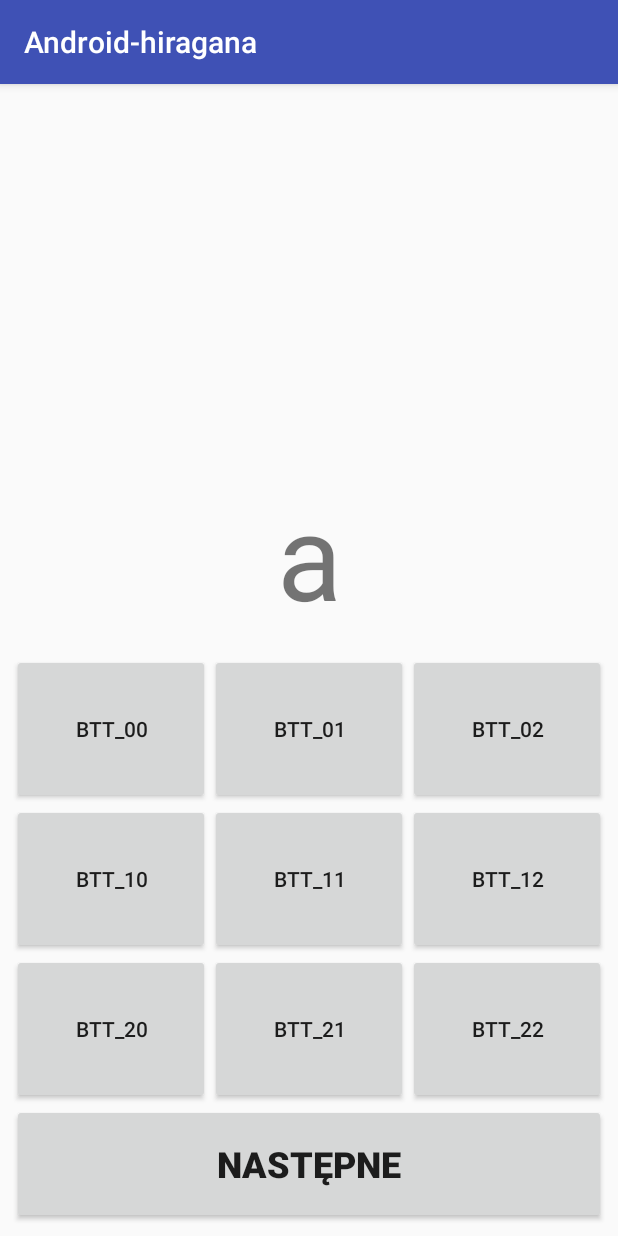
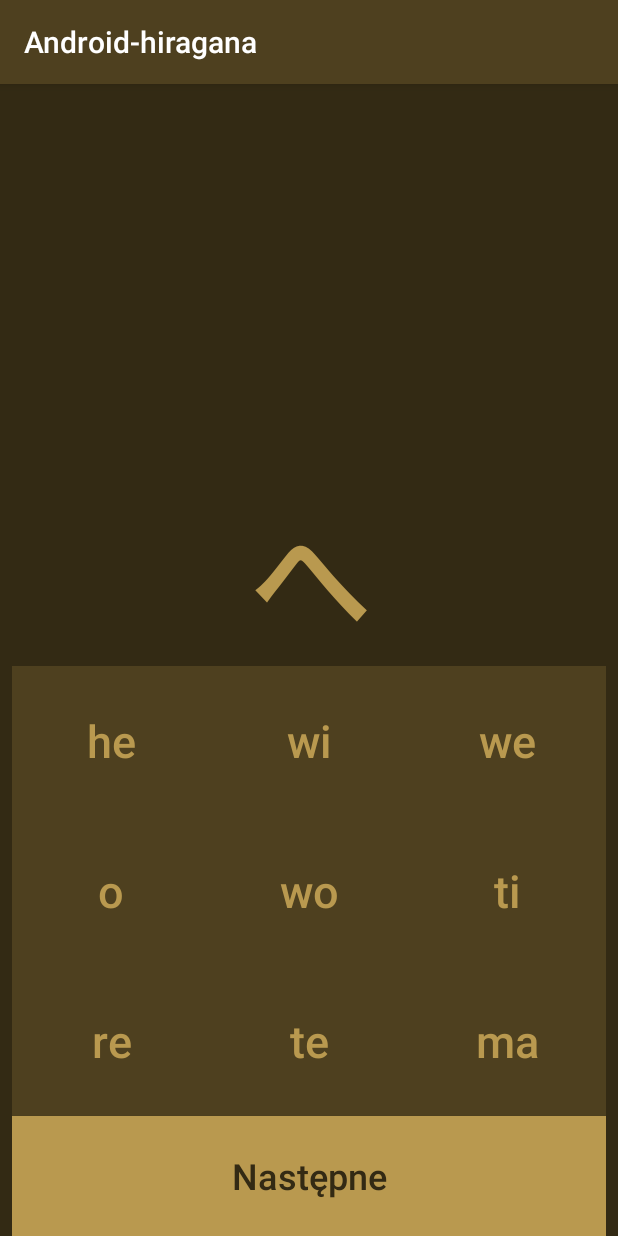
Before and after one commit to Cooookiez/Android-hiragana, an Android app: the screen it shows after launch (MainActivity), on a phone screen of 412 x 824 dp. Run offline under Robolectric (Android 15) with nearby library versions, the phone set to English and light mode, and no system bars.

Commit message:
Color layoutu

```diff
--- a/app/src/main/java/pl/cookiez/android_hiragana/MainActivity.java
+++ b/app/src/main/java/pl/cookiez/android_hiragana/MainActivity.java
@@ -1,38 +1,65 @@
 package pl.cookiez.android_hiragana;
 
+import android.graphics.Color;
 import android.support.v7.app.AppCompatActivity;
 import android.os.Bundle;
 import android.util.Log;
 import android.view.View;
 import android.widget.Button;
 import android.widget.TextView;
-
-import java.util.*;
-import java.util.concurrent.ThreadLocalRandom;
-import java.util.ArrayList;
-import java.util.HashMap;
-import java.util.Map;
 import java.util.Random;
 
 public class MainActivity extends AppCompatActivity {
 
     String[] bttsC = new String[9];
 
-
-    //int hmChars = 48;
-    int hmChars = 10;
+    int hmChars = 48;
+    int whichCharIsTrue;
     String[] lati = new String[hmChars];
     String[] hira = new String[hmChars];
-    int whichCharIsTrue;
-
     Button[] btts = new Button[9];
     Button btt_next;
     TextView tv_what_is_it;
     Random rand;
 
+    public void check(Button btt){
+
+        //ukrycie wszystkich guzikow
+        for(int i = 0; i < 9; i++){
+            btts[i].setVisibility(View.INVISIBLE);
+        }
+
+        //odkrycie naciśniętego guzika i nadanie koloru na czerwony
+        btt.setVisibility(View.VISIBLE);
+        btt.setBackgroundColor(getResources().getColor(R.color.WrongColorPrimary));
+        btt.setTextColor(getResources().getColor(R.color.WrongColorAccent));
+
+        //odkrycie poprawnego guzika i danie mu koloru na zielony (nawet jeżeli wcześniej dano na czerwony)
+        for(int i = 0; i < 9; i++){
+            if(btts[i].getText().toString() == lati[whichCharIsTrue]){
+
+                btts[i].setVisibility(View.VISIBLE);
+                btts[i].setBackgroundColor(getResources().getColor(R.color.CorrectColorPrimary));
+                btts[i].setTextColor(getResources().getColor(R.color.CorrectColorAccent));
+
+                break;
+            }
+        }
+    }
+
+    private void clearButtons(){
+        for(int i = 0; i < 9; i++){
+            //btts[i].setBackgroundResource(R.color.colorPrimary);
+            btts[i].setBackgroundColor(getResources().getColor(R.color.colorPrimary));
+            btts[i].setTextColor(getResources().getColor(R.color.colorAccent));
+            btts[i].setVisibility(View.VISIBLE);
+        }
+    }
+
     public void losuj(){
 
-        Log.i("losuj", "start");
+        clearButtons();
+
         //odpowiedz
         whichCharIsTrue = rand.nextInt(hmChars);
         tv_what_is_it.setText(hira[whichCharIsTrue]);
@@ -41,15 +68,11 @@ public class MainActivity extends AppCompatActivity {
         //przypisanie do guzików innych losowych odp
         Boolean alreadyExist = false;
         for(int i = 1; i < 9; i++){
-            //Log.i("for i", String.valueOf(i));
             do{
                 alreadyExist = false;
                 bttsC[i] = lati[rand.nextInt(hmChars)];
                 for(int j = 0; j < i; j++){
-                    //Log.i("for j", String.valueOf(j));
-                    Log.i("for j", bttsC[i] + " == " + bttsC[j]);
                     if(bttsC[i] == bttsC[j]){
-                        Log.i("for j", "alreadyExist");
                         alreadyExist = true;
                         break;
                     }
@@ -96,7 +119,7 @@ public class MainActivity extends AppCompatActivity {
         lati[nr] = "ke";    hira[nr]="け";   nr++;
         lati[nr] = "ko";    hira[nr]="こ";   nr++;
 
-        /*lati[nr] = "sa";    hira[nr]="さ";   nr++;
+        lati[nr] = "sa";    hira[nr]="さ";   nr++;
         lati[nr] = "si";    hira[nr]="し";   nr++;
         lati[nr] = "su";    hira[nr]="す";   nr++;
         lati[nr] = "se";    hira[nr]="せ";   nr++;
@@ -140,13 +163,69 @@ public class MainActivity extends AppCompatActivity {
         lati[nr] = "wi";    hira[nr]="ゐ";   nr++;
         lati[nr] = "we";    hira[nr]="ゑ";   nr++;
         lati[nr] = "wo";    hira[nr]="を";   nr++;
-        lati[nr] = "nn";    hira[nr]="ん";   nr++;*/
+        lati[nr] = "nn";    hira[nr]="ん";   nr++;
+
+        losuj();
 
         btt_next.setOnClickListener(new View.OnClickListener() {
             @Override
             public void onClick(View view) {
-                Log.i("btt next", "start");
                 losuj();
+            }
+        });
+
+        btts[0].setOnClickListener(new View.OnClickListener() {
+            @Override
+            public void onClick(View view) {
+                check(btts[0]);
+            }
+        });
+        btts[1].setOnClickListener(new View.OnClickListener() {
+            @Override
+            public void onClick(View view) {
+                check(btts[1]);
+            }
+        });
+        btts[2].setOnClickListener(new View.OnClickListener() {
+            @Override
+            public void onClick(View view) {
+                check(btts[2]);
+            }
+        });
+        btts[3].setOnClickListener(new View.OnClickListener() {
+            @Override
+            public void onClick(View view) {
+                check(btts[3]);
+            }
+        });
+        btts[4].setOnClickListener(new View.OnClickListener() {
+            @Override
+            public void onClick(View view) {
+                check(btts[4]);
+            }
+        });
+        btts[5].setOnClickListener(new View.OnClickListener() {
+            @Override
+            public void onClick(View view) {
+                check(btts[5]);
+            }
+        });
+        btts[6].setOnClickListener(new View.OnClickListener() {
+            @Override
+            public void onClick(View view) {
+                check(btts[6]);
+            }
+        });
+        btts[7].setOnClickListener(new View.OnClickListener() {
+            @Override
+            public void onClick(View view) {
+                check(btts[7]);
+            }
+        });
+        btts[8].setOnClickListener(new View.OnClickListener() {
+            @Override
+            public void onClick(View view) {
+                check(btts[8]);
             }
         });
 
--- a/app/src/main/res/layout/activity_main.xml
+++ b/app/src/main/res/layout/activity_main.xml
@@ -4,12 +4,12 @@
     xmlns:tools="http://schemas.android.com/tools"
     android:layout_width="match_parent"
     android:layout_height="match_parent"
+    android:background="@color/colorPrimaryDark"
     tools:context="pl.cookiez.android_hiragana.MainActivity">
 
     <LinearLayout
         android:layout_width="0dp"
         android:layout_height="0dp"
-        android:layout_marginBottom="8dp"
         android:layout_marginEnd="8dp"
         android:layout_marginStart="8dp"
         android:layout_marginTop="8dp"
@@ -29,9 +29,12 @@
                 android:id="@+id/tv_what_is_it"
                 android:layout_width="0dp"
                 android:layout_height="0dp"
-                android:text="a"
+                android:text="あ"
                 android:textAlignment="center"
+                android:textAllCaps="false"
+                android:textColor="@color/colorAccent"
                 android:textSize="80sp"
+                android:textStyle="bold"
                 app:layout_constraintBottom_toBottomOf="parent"
                 app:layout_constraintEnd_toEndOf="parent"
                 app:layout_constraintStart_toStartOf="parent"
@@ -48,21 +51,33 @@
                 android:layout_width="wrap_content"
                 android:layout_height="match_parent"
                 android:layout_weight="1"
-                android:text="btt_00" />
+                android:background="@color/colorPrimary"
+                android:text="a"
+                android:textAllCaps="false"
+                android:textColor="@color/colorAccent"
+                android:textSize="30sp" />
 
             <Button
                 android:id="@+id/btt_2"
                 android:layout_width="wrap_content"
                 android:layout_height="match_parent"
                 android:layout_weight="1"
-                android:text="btt_01" />
+                android:background="@color/colorPrimary"
+                android:text="i"
+                android:textAllCaps="false"
+                android:textColor="@color/colorAccent"
+                android:textSize="30sp" />
 
             <Button
                 android:id="@+id/btt_3"
                 android:layout_width="wrap_content"
                 android:layout_height="match_parent"
                 android:layout_weight="1"
-                android:text="btt_02" />
+                android:background="@color/colorPrimary"
+                android:text="u"
+                android:textAllCaps="false"
+                android:textColor="@color/colorAccent"
+                android:textSize="30sp" />
         </LinearLayout>
 
         <LinearLayout
@@ -75,21 +90,33 @@
                 android:layout_width="wrap_content"
                 android:layout_height="match_parent"
                 android:layout_weight="1"
-                android:text="btt_10" />
+                android:background="@color/colorPrimary"
+                android:text="e"
+                android:textAllCaps="false"
+                android:textColor="@color/colorAccent"
+                android:textSize="30sp" />
 
             <Button
                 android:id="@+id/btt_5"
                 android:layout_width="wrap_content"
                 android:layout_height="match_parent"
                 android:layout_weight="1"
-                android:text="btt_11" />
+                android:background="@color/colorPrimary"
+                android:text="o"
+                android:textAllCaps="false"
+                android:textColor="@color/colorAccent"
+                android:textSize="30sp" />
 
             <Button
                 android:id="@+id/btt_6"
                 android:layout_width="wrap_content"
                 android:layout_height="match_parent"
                 android:layout_weight="1"
-                android:text="btt_12" />
+                android:background="@color/colorPrimary"
+                android:text="ka"
+                android:textAllCaps="false"
+                android:textColor="@color/colorAccent"
+                android:textSize="30sp" />
         </LinearLayout>
 
         <LinearLayout
@@ -102,30 +129,44 @@
                 android:layout_width="wrap_content"
                 android:layout_height="match_parent"
                 android:layout_weight="1"
-                android:text="btt_20" />
+                android:background="@color/colorPrimary"
+                android:text="ki"
+                android:textAllCaps="false"
+                android:textColor="@color/colorAccent"
+                android:textSize="30sp" />
 
             <Button
                 android:id="@+id/btt_8"
                 android:layout_width="wrap_content"
                 android:layout_height="match_parent"
                 android:layout_weight="1"
-                android:text="btt_21" />
+                android:background="@color/colorPrimary"
+                android:text="ku"
+                android:textAllCaps="false"
+                android:textColor="@color/colorAccent"
+                android:textSize="30sp" />
 
             <Button
                 android:id="@+id/btt_9"
                 android:layout_width="wrap_content"
                 android:layout_height="match_parent"
                 android:layout_weight="1"
-                android:text="btt_22" />
+                android:background="@color/colorPrimary"
+                android:text="ke"
+                android:textAllCaps="false"
+                android:textColor="@color/colorAccent"
+                android:textSize="30sp" />
         </LinearLayout>
 
         <Button
             android:id="@+id/btt_next"
             android:layout_width="match_parent"
             android:layout_height="80dp"
+            android:background="@color/colorAccent"
             android:text="Następne"
-            android:textSize="24sp"
-            android:textStyle="bold" />
+            android:textAllCaps="false"
+            android:textColor="@color/colorPrimaryDark"
+            android:textSize="24sp" />
 
     </LinearLayout>
 </android.support.constraint.ConstraintLayout>
--- a/app/src/main/res/values/colors.xml
+++ b/app/src/main/res/values/colors.xml
@@ -1,6 +1,10 @@
 <?xml version="1.0" encoding="utf-8"?>
 <resources>
-    <color name="colorPrimary">#3F51B5</color>
-    <color name="colorPrimaryDark">#303F9F</color>
-    <color name="colorAccent">#FF4081</color>
+    <color name="colorPrimary">#4e401f</color>
+    <color name="colorPrimaryDark">#332a14</color>
+    <color name="colorAccent">#b9994f</color>
+    <color name="WrongColorAccent">#4b0000</color>
+    <color name="WrongColorPrimary">#942c2c</color>
+    <color name="CorrectColorAccent">#8ed486</color>
+    <color name="CorrectColorPrimary">#3c6637</color>
 </resources>
```
